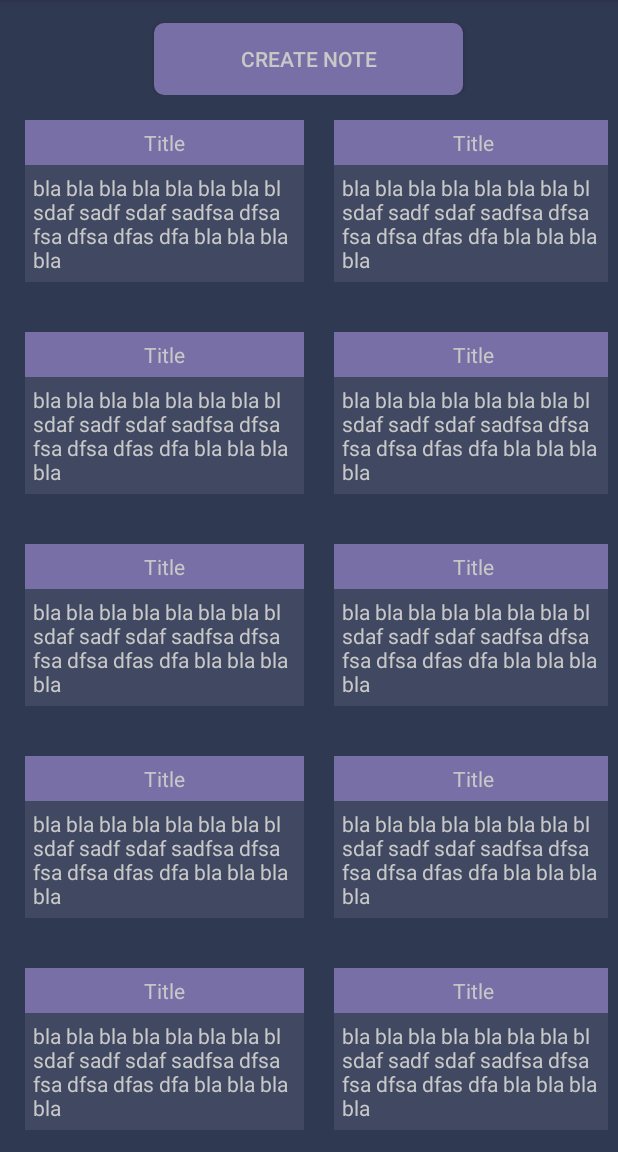
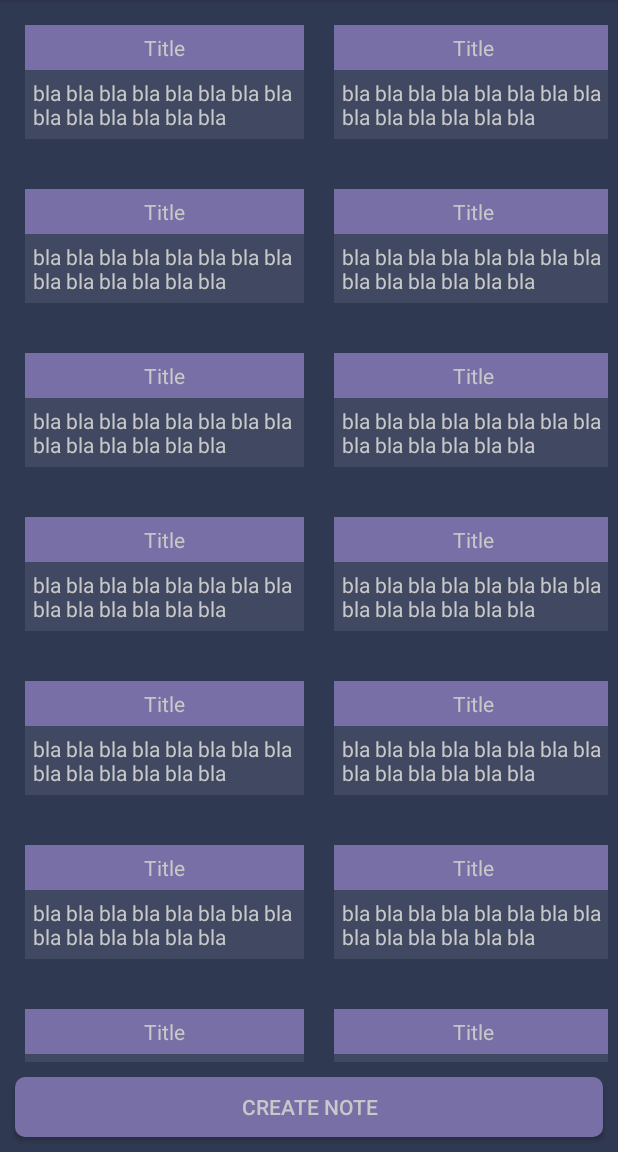
Before and after one commit to ReisMiner/TrackingNotes, an Android app: the screen it shows after launch (MainActivity), on a phone screen of 412 x 824 dp, the part 84-1236 px from its top. Run offline under Robolectric (Android 15) with nearby library versions, the phone set to English and light mode, and no system bars.

Commit message:
layout finished

```diff
--- a/app/src/main/AndroidManifest.xml
+++ b/app/src/main/AndroidManifest.xml
@@ -11,7 +11,7 @@
         android:roundIcon="@mipmap/ic_launcher_round"
         android:supportsRtl="true"
         android:theme="@style/Theme.TrackingNotes">
-        <activity android:name=".writeNote"></activity>
+        <activity android:name=".writeNote" />
         <activity android:name=".MainActivity">
             <intent-filter>
                 <action android:name="android.intent.action.MAIN" />
--- a/app/src/main/res/layout/activity_main.xml
+++ b/app/src/main/res/layout/activity_main.xml
@@ -1,7 +1,14 @@
 <?xml version="1.0" encoding="utf-8"?>
-<ScrollView xmlns:android="http://schemas.android.com/apk/res/android"
+<LinearLayout xmlns:android="http://schemas.android.com/apk/res/android"
     android:layout_width="fill_parent"
     android:layout_height="fill_parent"
+    android:orientation="vertical"
+    android:background="@color/appBG">
+
+    <ScrollView
+        android:layout_width="fill_parent"
+        android:layout_height="0dp"
+        android:layout_weight=".80"
         android:background="#303952"
         android:orientation="vertical">
 
@@ -15,22 +22,16 @@
 
             <!--        insert tiles here-->
 
-        <TableRow
-            android:id="@+id/buttonRow"
-            android:layout_width="match_parent"
-            android:layout_height="wrap_content"
-            android:gravity="center_horizontal">
+        </TableLayout>
+
+    </ScrollView>
 
     <androidx.appcompat.widget.AppCompatButton
         android:id="@+id/createButton"
-                android:layout_width="wrap_content"
-                android:layout_height="wrap_content"
-                android:layout_marginTop="15dp"
+        android:layout_width="match_parent"
+        android:layout_height="40dp"
+        android:layout_margin="10dp"
         android:background="@drawable/buttons"
         android:text="Create Note"
         android:textColor="@color/fontColor" />
-        </TableRow>
-
-    </TableLayout>
-
-</ScrollView>
+</LinearLayout>
--- a/app/src/main/res/layout/activity_write_note.xml
+++ b/app/src/main/res/layout/activity_write_note.xml
@@ -25,9 +25,11 @@
                 android:layout_width="match_parent"
                 android:layout_height="40dp"
                 android:background="@color/buttonColor"
-                android:text="title"
                 android:textColor="@color/fontColor"
                 android:textSize="24sp"
+                android:maxLines="1"
+                android:hint="Title"
+                android:inputType="text"
                 android:padding="5dp"
                 android:layout_marginTop="15dp"
                 android:layout_marginLeft="10dp"
@@ -44,7 +46,7 @@
                 android:layout_width="match_parent"
                 android:layout_height="600dp"
                 android:background="@color/tileBG"
-                android:text="content"
+                android:hint="content"
                 android:textColor="@color/fontColor"
                 android:textSize="16sp"
                 android:textAlignment="viewStart"
--- a/app/src/main/res/layout/tiles_home.xml
+++ b/app/src/main/res/layout/tiles_home.xml
@@ -23,8 +23,9 @@
         android:background="@color/tileBG"
         android:gravity="center_horizontal"
         android:maxWidth="200dp"
-        android:text="bla bla bla bla bla bla bla bl sdaf sadf sdaf sadfsa dfsa fsa dfsa dfas dfa bla bla bla bla "
+        android:text="bla bla bla bla bla bla bla bla bla bla bla bla bla bla"
         android:textAlignment="viewStart"
+        android:maxLines="8"
         android:textColor="@color/fontColor"
         android:padding="5dp"
         android:layout_marginLeft="10dp"
```
Lines whose indentation alone changed are shown as unchanged.
